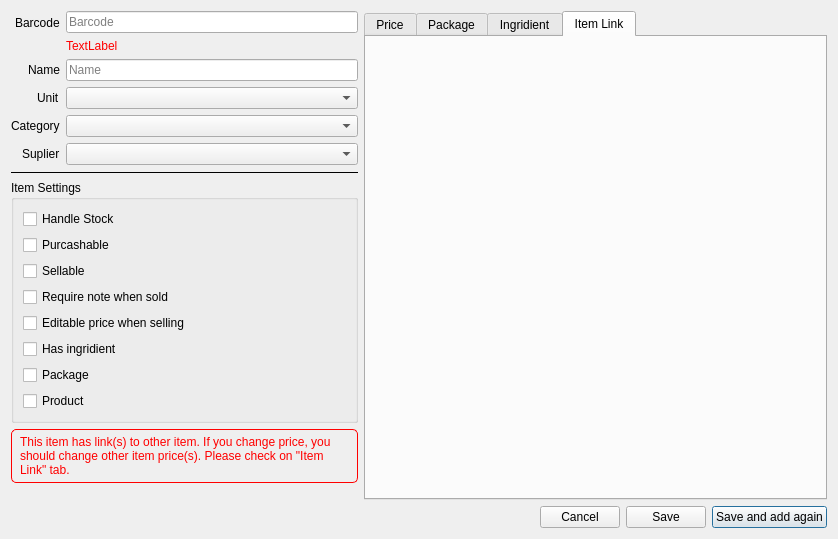
The window that libgui/item/additemdialog.ui (raditv/sultan) describes before a commit, drawn with Qt 5.
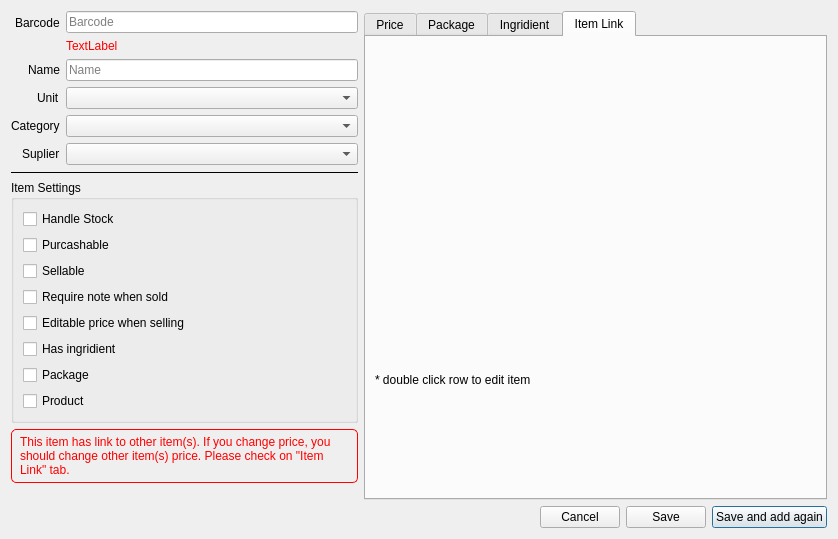
The same window after the commit. The open tabs and pages were chosen to show the change. Icons and pictures are not drawn. Custom widgets are drawn as their Qt base class.

Diff of the .ui file:
```diff
--- a/libgui/item/additemdialog.ui
+++ b/libgui/item/additemdialog.ui
@@ -199,7 +199,7 @@
           <string notr="true">color: red; border: 1px solid red; padding: 5px; border-radius: 5px;</string>
          </property>
          <property name="text">
-          <string>This item has link(s) to other item. If you change price, you should change other item price(s). Please check on &quot;Item Link&quot; tab.</string>
+          <string>&lt;html&gt;&lt;head/&gt;&lt;body&gt;&lt;p&gt;This item has link to other item(s). If you change price, you should change other item(s) price. Please check on &amp;quot;Item Link&amp;quot; tab.&lt;/p&gt;&lt;/body&gt;&lt;/html&gt;</string>
          </property>
          <property name="wordWrap">
           <bool>true</bool>
@@ -612,6 +612,18 @@
         <attribute name="title">
          <string>Item Link</string>
         </attribute>
+        <layout class="QVBoxLayout" name="verticalLayout_11">
+         <item>
+          <widget class="LibGUI::TableWidget" name="tableItemLink" native="true"/>
+         </item>
+         <item>
+          <widget class="QLabel" name="label_11">
+           <property name="text">
+            <string>* double click row to edit item</string>
+           </property>
+          </widget>
+         </item>
+        </layout>
        </widget>
       </widget>
      </item>
```
Left out of the diff: 10 changed lines with no effect on the pictures.
